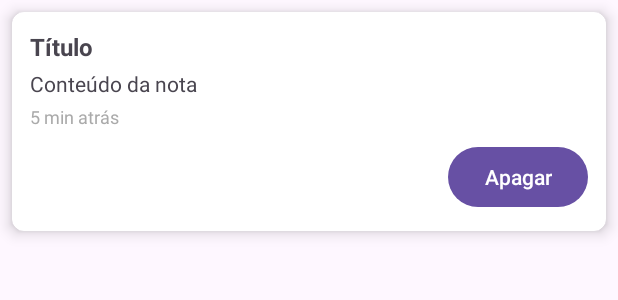
After one commit to wendymillerr/hubApp, an Android app: the layout item_nota.xml on its own in the app's theme, with its tools: preview values and no code run, on a phone screen of 412 x 824 dp. The commit adds this screen. Shown: the top 300 px of the screen. Run offline under Robolectric (Android 15) with nearby library versions, the phone set to English and light mode, and no system bars.

Commit message:
funcionalidade bloco de notas adicionada

```diff
--- a/app/src/main/AndroidManifest.xml
+++ b/app/src/main/AndroidManifest.xml
@@ -23,6 +23,7 @@
         </activity>
         <activity android:name=".placar.PlacarActivity" />
         <activity android:name=".calculadora.CalculadoraActivity" />
+        <activity android:name=".bloconotas.BlocoNotasActivity" />
     </application>
 
 </manifest>
--- a/app/src/main/java/com/example/aplicativohub/hub/MainActivity.kt
+++ b/app/src/main/java/com/example/aplicativohub/hub/MainActivity.kt
@@ -6,6 +6,7 @@ import android.widget.Button
 import android.widget.LinearLayout
 import androidx.appcompat.app.AppCompatActivity
 import com.example.aplicativohub.R
+import com.example.aplicativohub.bloconotas.BlocoNotasActivity
 import com.example.aplicativohub.placar.PlacarActivity
 import com.example.aplicativohub.calculadora.CalculadoraActivity
 
@@ -18,7 +19,7 @@ class MainActivity : AppCompatActivity() {
 
         val cardPlacar = findViewById<LinearLayout>(R.id.cardPlacar)
         val cardCalc = findViewById<LinearLayout>(R.id.cardCalc)
-      //  val cardNovoApp = findViewById<LinearLayout>(R.id.cardNovoApp)
+        val cardBloco = findViewById<LinearLayout>(R.id.cardBlocoNotas)
 
         cardPlacar.setOnClickListener {
             startActivity(Intent(this, PlacarActivity::class.java))
@@ -27,6 +28,9 @@ class MainActivity : AppCompatActivity() {
             startActivity(Intent(this, CalculadoraActivity::class.java))
         }
 
+        cardBloco.setOnClickListener {
+            startActivity(Intent(this, BlocoNotasActivity::class.java))
+        }
 
     }
 }
--- a/app/src/main/res/layout/activity_main.xml
+++ b/app/src/main/res/layout/activity_main.xml
@@ -108,7 +108,7 @@
 
 
     <LinearLayout
-        android:id="@+id/cardNovoApp"
+        android:id="@+id/cardBlocoNotas"
         android:layout_width="match_parent"
         android:layout_height="96dp"
         android:background="@drawable/bg_card"
--- /dev/null
+++ b/app/src/main/res/layout/item_nota.xml
@@ -0,0 +1,50 @@
+<?xml version="1.0" encoding="utf-8"?>
+<androidx.cardview.widget.CardView xmlns:android="http://schemas.android.com/apk/res/android"
+    xmlns:app="http://schemas.android.com/apk/res-auto"
+    android:layout_width="match_parent"
+    android:layout_height="wrap_content"
+    android:layout_margin="8dp"
+    app:cardCornerRadius="8dp"
+    app:cardElevation="6dp">
+
+    <LinearLayout
+        android:layout_width="match_parent"
+        android:layout_height="wrap_content"
+        android:orientation="vertical"
+        android:padding="12dp">
+
+        <TextView
+            android:id="@+id/tvTituloNota"
+            android:layout_width="match_parent"
+            android:layout_height="wrap_content"
+            android:text="Título"
+            android:textStyle="bold"
+            android:textSize="16sp" />
+
+        <TextView
+            android:id="@+id/tvConteudoNota"
+            android:layout_width="match_parent"
+            android:layout_height="wrap_content"
+            android:text="Conteúdo da nota"
+            android:textSize="14sp"
+            android:layout_marginTop="4dp" />
+
+        <TextView
+            android:id="@+id/tvTempoNota"
+            android:layout_width="match_parent"
+            android:layout_height="wrap_content"
+            android:text="5 min atrás"
+            android:textSize="12sp"
+            android:textColor="@android:color/darker_gray"
+            android:layout_marginTop="4dp" />
+
+        <Button
+            android:id="@+id/btnApagarNota"
+            android:layout_width="wrap_content"
+            android:layout_height="wrap_content"
+            android:text="Apagar"
+            android:layout_gravity="end"
+            android:layout_marginTop="8dp" />
+    </LinearLayout>
+
+</androidx.cardview.widget.CardView>
```
Also changed, not shown: app/src/main/java/com/example/aplicativohub/bloconotas/BlocoNotasActivity.kt (added, +73 -0 lines), app/src/main/java/com/example/aplicativohub/bloconotas/Nota.kt (added, +7 -0 lines), app/src/main/java/com/example/aplicativohub/bloconotas/NotaAdapter.kt (added, +57 -0 lines), app/src/main/res/layout/activity_bloco_notas.xml (added, +43 -0 lines).
